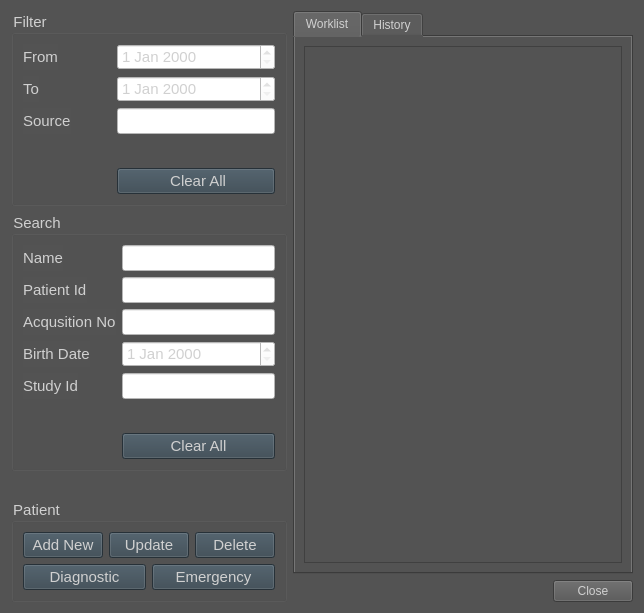
First picture: the form in View/Page/WorklistPage.ui, repository altay-brusan/etrek, before the edit.
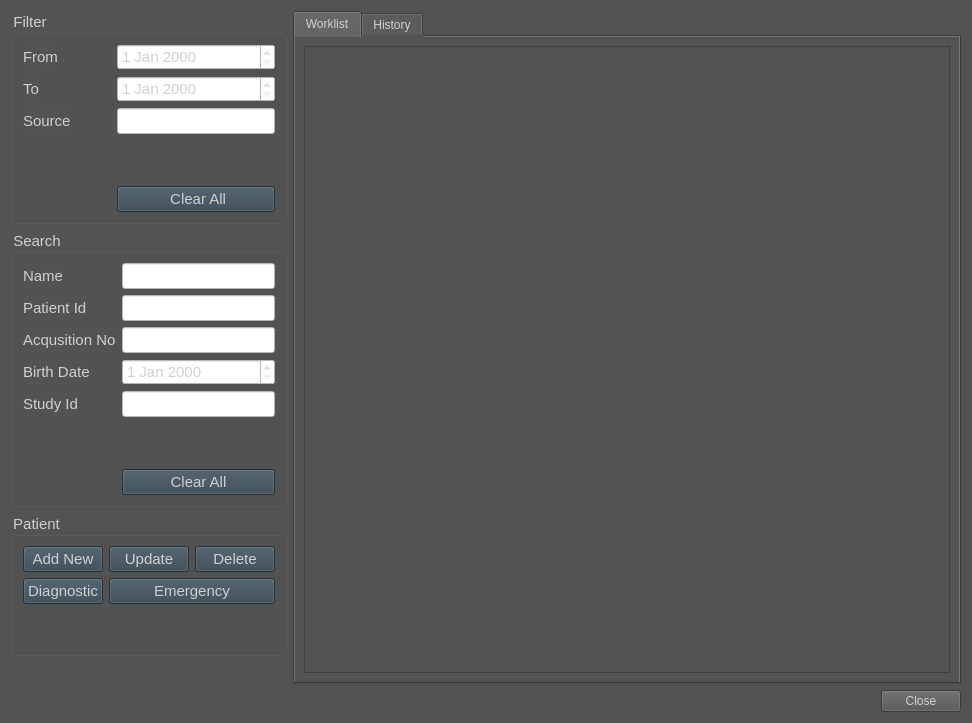
Second picture: the form after the edit. Icons and pictures are not drawn.

Commit message: Refactor WorkListPage layout and widget properties

```diff
--- a/View/Page/WorklistPage.ui
+++ b/View/Page/WorklistPage.ui
@@ -6,8 +6,8 @@
    <rect>
     <x>0</x>
     <y>0</y>
-    <width>644</width>
-    <height>613</height>
+    <width>972</width>
+    <height>723</height>
    </rect>
   </property>
   <property name="windowTitle">
@@ -17,9 +17,9 @@
    <string notr="true">background-color: rgb(83, 83, 83);
 color: rgb(208, 208, 208); </string>
   </property>
-  <layout class="QHBoxLayout" name="horizontalLayout_3" stretch="1,3">
+  <layout class="QHBoxLayout" name="horizontalLayout" stretch="1,4">
    <item>
-    <layout class="QVBoxLayout" name="verticalLayout_2">
+    <layout class="QVBoxLayout" name="verticalLayout">
      <item>
       <widget class="QGroupBox" name="filterGroupBox">
        <property name="font">
@@ -417,19 +417,6 @@
        </layout>
       </widget>
      </item>
-     <item>
-      <spacer name="verticalSpacer">
-       <property name="orientation">
-        <enum>Qt::Orientation::Vertical</enum>
-       </property>
-       <property name="sizeHint" stdset="0">
-        <size>
-         <width>20</width>
-         <height>40</height>
-        </size>
-       </property>
-      </spacer>
-     </item>
      <item>
       <widget class="QGroupBox" name="worklistGroupBox">
        <property name="font">
@@ -443,133 +430,11 @@
        <property name="title">
         <string>Patient</string>
        </property>
-       <layout class="QVBoxLayout" name="verticalLayout">
-        <item>
-         <layout class="QHBoxLayout" name="horizontalLayout">
-          <item>
-           <widget class="QPushButton" name="addNewPatientBtn">
-            <property name="sizePolicy">
-             <sizepolicy hsizetype="Preferred" vsizetype="Preferred">
-              <horstretch>0</horstretch>
-              <verstretch>0</verstretch>
-             </sizepolicy>
-            </property>
-            <property name="minimumSize">
-             <size>
-              <width>0</width>
-              <height>0</height>
-             </size>
-            </property>
-            <property name="font">
-             <font>
-              <family>Segoe UI</family>
-              <pointsize>11</pointsize>
-              <bold>false</bold>
-             </font>
-            </property>
-            <property name="styleSheet">
-             <string notr="true">background-color: rgb(54, 69, 79);</string>
-            </property>
-            <property name="text">
-             <string>Add New</string>
-            </property>
-           </widget>
-          </item>
-          <item>
-           <widget class="QPushButton" name="updatePatientBtn">
-            <property name="sizePolicy">
-             <sizepolicy hsizetype="Preferred" vsizetype="Preferred">
-              <horstretch>0</horstretch>
-              <verstretch>0</verstretch>
-             </sizepolicy>
-            </property>
-            <property name="minimumSize">
-             <size>
-              <width>0</width>
-              <height>0</height>
-             </size>
-            </property>
-            <property name="font">
-             <font>
-              <family>Segoe UI</family>
-              <pointsize>11</pointsize>
-              <bold>false</bold>
-             </font>
-            </property>
-            <property name="styleSheet">
-             <string notr="true">background-color: rgb(54, 69, 79);</string>
-            </property>
-            <property name="text">
-             <string>Update</string>
-            </property>
-           </widget>
-          </item>
-          <item>
-           <widget class="QPushButton" name="deletePatientBtn">
-            <property name="sizePolicy">
-             <sizepolicy hsizetype="Preferred" vsizetype="Preferred">
-              <horstretch>0</horstretch>
-              <verstretch>0</verstretch>
-             </sizepolicy>
-            </property>
-            <property name="minimumSize">
-             <size>
-              <width>0</width>
-              <height>0</height>
-             </size>
-            </property>
-            <property name="font">
-             <font>
-              <family>Segoe UI</family>
-              <pointsize>11</pointsize>
-              <bold>false</bold>
-             </font>
-            </property>
-            <property name="styleSheet">
-             <string notr="true">background-color: rgb(54, 69, 79);</string>
-            </property>
-            <property name="text">
-             <string>Delete</string>
-            </property>
-           </widget>
-          </item>
-         </layout>
-        </item>
-        <item>
-         <layout class="QHBoxLayout" name="horizontalLayout_2">
-          <item>
-           <widget class="QPushButton" name="nonDiagnosticBtn">
-            <property name="sizePolicy">
-             <sizepolicy hsizetype="Preferred" vsizetype="Preferred">
-              <horstretch>0</horstretch>
-              <verstretch>0</verstretch>
-             </sizepolicy>
-            </property>
-            <property name="minimumSize">
-             <size>
-              <width>0</width>
-              <height>0</height>
-             </size>
-            </property>
-            <property name="font">
-             <font>
-              <family>Segoe UI</family>
-              <pointsize>11</pointsize>
-              <bold>false</bold>
-             </font>
-            </property>
-            <property name="styleSheet">
-             <string notr="true">background-color: rgb(54, 69, 79);</string>
-            </property>
-            <property name="text">
-             <string>Diagnostic</string>
-            </property>
-           </widget>
-          </item>
-          <item>
+       <layout class="QGridLayout" name="gridLayout">
+        <item row="1" column="1" colspan="2">
            <widget class="QPushButton" name="emergencyPatientBtn">
             <property name="sizePolicy">
-             <sizepolicy hsizetype="Preferred" vsizetype="Preferred">
+           <sizepolicy hsizetype="Minimum" vsizetype="Minimum">
               <horstretch>0</horstretch>
               <verstretch>0</verstretch>
              </sizepolicy>
@@ -609,11 +474,151 @@
             </property>
            </widget>
           </item>
-         </layout>
+        <item row="1" column="0">
+         <widget class="QPushButton" name="nonDiagnosticBtn">
+          <property name="sizePolicy">
+           <sizepolicy hsizetype="Minimum" vsizetype="Minimum">
+            <horstretch>0</horstretch>
+            <verstretch>0</verstretch>
+           </sizepolicy>
+          </property>
+          <property name="minimumSize">
+           <size>
+            <width>0</width>
+            <height>0</height>
+           </size>
+          </property>
+          <property name="font">
+           <font>
+            <family>Segoe UI</family>
+            <pointsize>11</pointsize>
+            <bold>false</bold>
+           </font>
+          </property>
+          <property name="styleSheet">
+           <string notr="true">background-color: rgb(54, 69, 79);</string>
+          </property>
+          <property name="text">
+           <string>Diagnostic</string>
+          </property>
+         </widget>
         </item>
+        <item row="0" column="0">
+         <widget class="QPushButton" name="addNewPatientBtn">
+          <property name="sizePolicy">
+           <sizepolicy hsizetype="Minimum" vsizetype="Minimum">
+            <horstretch>0</horstretch>
+            <verstretch>0</verstretch>
+           </sizepolicy>
+          </property>
+          <property name="minimumSize">
+           <size>
+            <width>0</width>
+            <height>0</height>
+           </size>
+          </property>
+          <property name="font">
+           <font>
+            <family>Segoe UI</family>
+            <pointsize>11</pointsize>
+            <bold>false</bold>
+           </font>
+          </property>
+          <property name="styleSheet">
+           <string notr="true">background-color: rgb(54, 69, 79);</string>
+          </property>
+          <property name="text">
+           <string>Add New</string>
+          </property>
+         </widget>
+        </item>
+        <item row="0" column="1">
+         <widget class="QPushButton" name="updatePatientBtn">
+          <property name="sizePolicy">
+           <sizepolicy hsizetype="Minimum" vsizetype="Minimum">
+            <horstretch>0</horstretch>
+            <verstretch>0</verstretch>
+           </sizepolicy>
+          </property>
+          <property name="minimumSize">
+           <size>
+            <width>0</width>
+            <height>0</height>
+           </size>
+          </property>
+          <property name="font">
+           <font>
+            <family>Segoe UI</family>
+            <pointsize>11</pointsize>
+            <bold>false</bold>
+           </font>
+          </property>
+          <property name="styleSheet">
+           <string notr="true">background-color: rgb(54, 69, 79);</string>
+          </property>
+          <property name="text">
+           <string>Update</string>
+          </property>
+         </widget>
+        </item>
+        <item row="0" column="2">
+         <widget class="QPushButton" name="deletePatientBtn">
+          <property name="sizePolicy">
+           <sizepolicy hsizetype="Minimum" vsizetype="Minimum">
+            <horstretch>0</horstretch>
+            <verstretch>0</verstretch>
+           </sizepolicy>
+          </property>
+          <property name="minimumSize">
+           <size>
+            <width>0</width>
+            <height>0</height>
+           </size>
+          </property>
+          <property name="font">
+           <font>
+            <family>Segoe UI</family>
+            <pointsize>11</pointsize>
+            <bold>false</bold>
+           </font>
+          </property>
+          <property name="styleSheet">
+           <string notr="true">background-color: rgb(54, 69, 79);</string>
+          </property>
+          <property name="text">
+           <string>Delete</string>
+          </property>
+         </widget>
+        </item>
+        <item row="2" column="0">
+         <spacer name="verticalSpacer_4">
+          <property name="orientation">
+           <enum>Qt::Orientation::Vertical</enum>
+          </property>
+          <property name="sizeHint" stdset="0">
+           <size>
+            <width>20</width>
+            <height>40</height>
+           </size>
+          </property>
+         </spacer>
+        </item>
        </layout>
       </widget>
      </item>
+     <item>
+      <spacer name="verticalSpacer">
+       <property name="orientation">
+        <enum>Qt::Orientation::Vertical</enum>
+       </property>
+       <property name="sizeHint" stdset="0">
+        <size>
+         <width>20</width>
+         <height>40</height>
+        </size>
+       </property>
+      </spacer>
+     </item>
     </layout>
    </item>
    <item>
```
Lines whose indentation alone changed are shown as unchanged.
